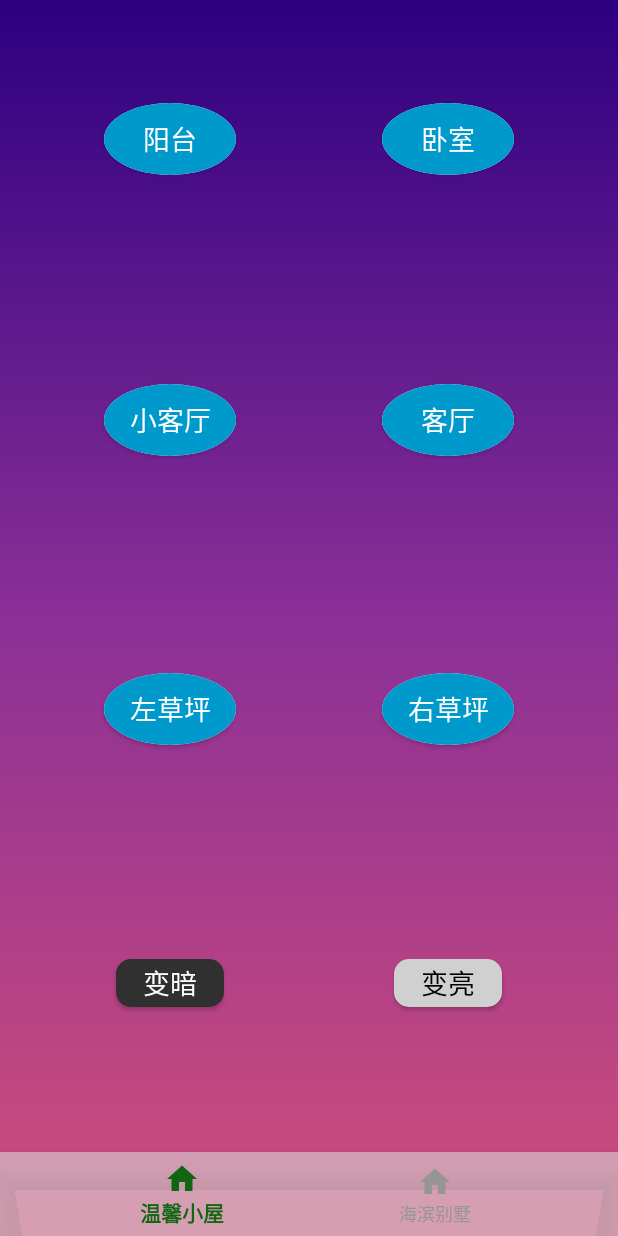
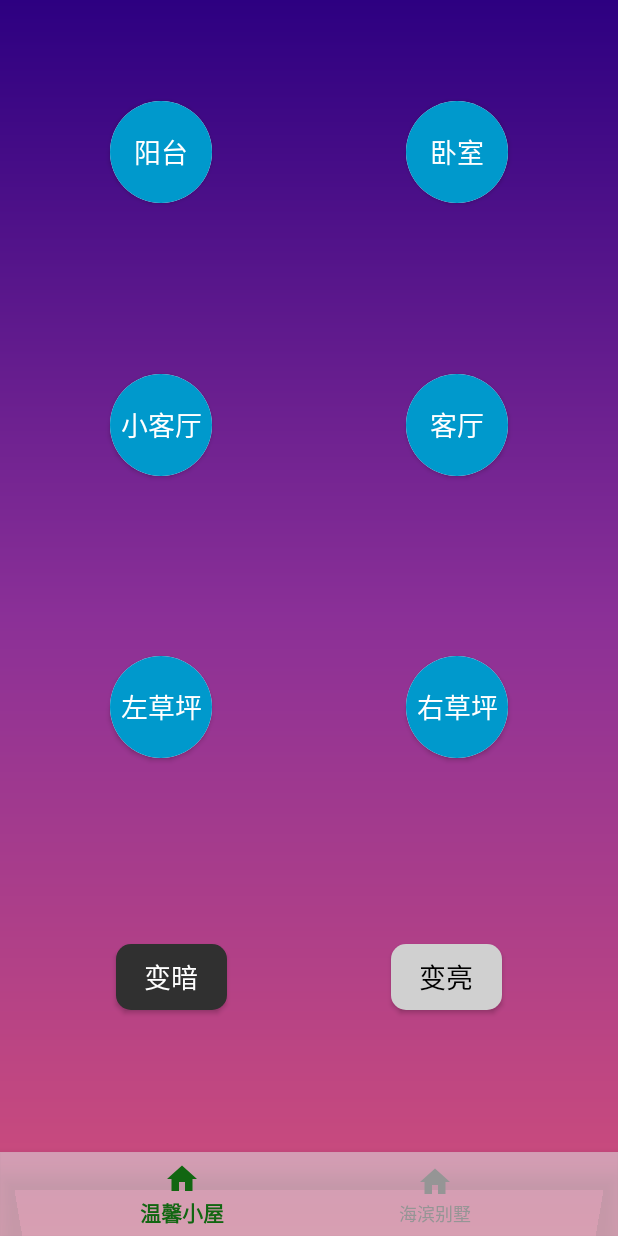
Before and after one commit to csygithub1986/LightRemoteControl, an Android app: the screen it shows after launch (MainActivity), on a phone screen of 412 x 824 dp. Run offline under Robolectric (Android 15) with nearby library versions, the phone set to English and light mode, and no system bars; 1 statement that could not run was skipped.

Commit message:
版本错乱了，改回第一次的小房子界面

```diff
--- a/app/src/main/res/layout/activity_main.xml
+++ b/app/src/main/res/layout/activity_main.xml
@@ -22,8 +22,8 @@
 
         <Button
             android:id="@+id/btnBalcony"
-            android:layout_width="88dp"
-            android:layout_height="48dp"
+            android:layout_width="68dp"
+            android:layout_height="68dp"
             android:layout_gravity="center"
             android:layout_marginBottom="8dp"
             android:layout_marginEnd="8dp"
@@ -44,8 +44,8 @@
 
         <Button
             android:id="@+id/btnBedroom"
-            android:layout_width="88dp"
-            android:layout_height="48dp"
+            android:layout_width="68dp"
+            android:layout_height="68dp"
             android:layout_gravity="center"
             android:layout_marginBottom="8dp"
             android:layout_marginEnd="8dp"
@@ -66,8 +66,8 @@
 
         <Button
             android:id="@+id/btnSmallLivingRoom"
-            android:layout_width="88dp"
-            android:layout_height="48dp"
+            android:layout_width="68dp"
+            android:layout_height="68dp"
             android:layout_gravity="center"
             android:layout_marginEnd="8dp"
             android:layout_marginLeft="8dp"
@@ -88,8 +88,8 @@
 
         <Button
             android:id="@+id/btnLivingRoom"
-            android:layout_width="88dp"
-            android:layout_height="48dp"
+            android:layout_width="68dp"
+            android:layout_height="68dp"
             android:layout_gravity="center"
             android:layout_marginEnd="8dp"
             android:layout_marginLeft="8dp"
@@ -110,8 +110,8 @@
 
         <Button
             android:id="@+id/btnLeftLawn"
-            android:layout_width="88dp"
-            android:layout_height="48dp"
+            android:layout_width="68dp"
+            android:layout_height="68dp"
             android:layout_gravity="center"
             android:layout_marginBottom="8dp"
             android:layout_marginEnd="8dp"
@@ -132,8 +132,8 @@
 
         <Button
             android:id="@+id/btnRightLawn"
-            android:layout_width="88dp"
-            android:layout_height="48dp"
+            android:layout_width="68dp"
+            android:layout_height="68dp"
             android:layout_gravity="center"
             android:layout_marginBottom="8dp"
             android:layout_marginEnd="8dp"
@@ -154,8 +154,8 @@
 
         <Button
             android:id="@+id/btnDarker"
-            android:layout_width="88dp"
-            android:layout_height="48dp"
+            android:layout_width="90dp"
+            android:layout_height="60dp"
             android:layout_gravity="center"
             android:layout_marginBottom="8dp"
             android:layout_marginEnd="8dp"
@@ -176,8 +176,8 @@
 
         <Button
             android:id="@+id/btnBrighter"
-            android:layout_width="88dp"
-            android:layout_height="48dp"
+            android:layout_width="90dp"
+            android:layout_height="60dp"
             android:layout_gravity="center"
             android:layout_marginBottom="8dp"
             android:layout_marginEnd="8dp"
@@ -228,8 +228,9 @@
         <!--tools:layout_constraintTop_creator="1"/>-->
 
         <RelativeLayout
+            android:id="@+id/panel"
             android:layout_width="wrap_content"
-            android:layout_height="551dp"
+            android:layout_height="wrap_content"
             android:layout_gravity="center"
             android:layout_marginBottom="8dp"
             android:layout_marginLeft="8dp"
```
